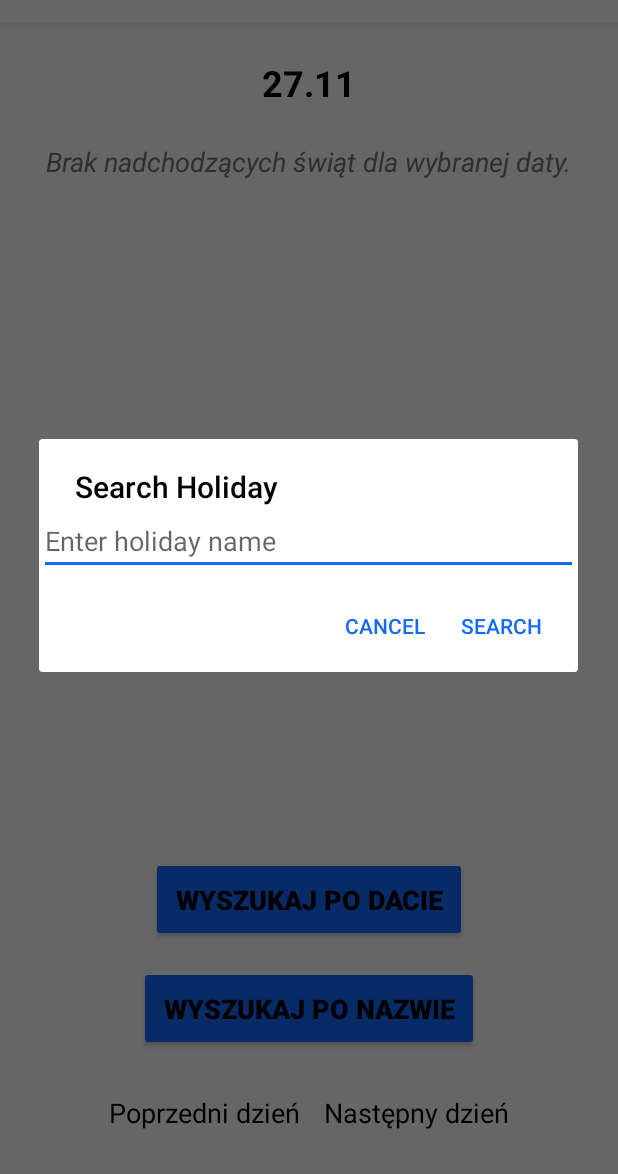
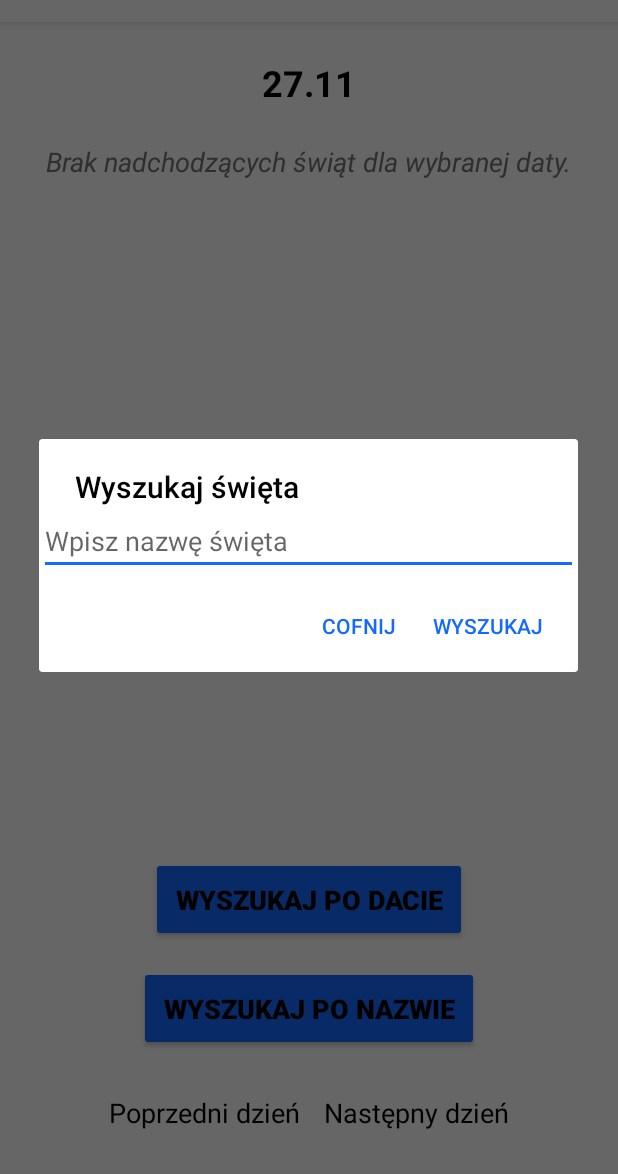
Before and after one commit to wenek/Kalendarz, an Android app: the screen it shows after launch once a user with an empty profile is signed in (CalendarActivity), after a tap on "WYSZUKAJ PO NAZWIE", on a phone screen of 412 x 824 dp, the part 62-1236 px from its top. Run offline under Robolectric (Android 15) with nearby library versions, the phone set to English and light mode, and no system bars; our stand-ins replace Firebase (no records; nobody signed in at launch, a user with empty details on screens opened directly); 2 statements that could not run were skipped.

Commit message:
dodatkowe zmiany v2

```diff
--- a/app/src/main/java/com/example/kalendarzsemi/CalendarActivity.kt
+++ b/app/src/main/java/com/example/kalendarzsemi/CalendarActivity.kt
@@ -21,11 +21,22 @@ import java.util.*
 class CalendarActivity : AppCompatActivity() {
 
     private lateinit var currentDate: Calendar
-    private lateinit var binding: ActivityCalendarBinding // Inicjalizacja zmiennej do ViewBinding
+    private lateinit var binding: ActivityCalendarBinding
 
+    // 1. Inicjalizacja i ustawienia aplikacji
     override fun onCreate(savedInstanceState: Bundle?) {
+        loadTheme()
+        super.onCreate(savedInstanceState)
+        binding = ActivityCalendarBinding.inflate(layoutInflater)
+        setContentView(binding.root)
 
-        // Wczytanie preferencji motywu
+        setupToolbar()
+        currentDate = Calendar.getInstance()
+        updateCalendar()
+        setupButtonListeners()
+    }
+
+    private fun loadTheme() {
         val sharedPreferences = PreferenceManager.getDefaultSharedPreferences(this)
         val themePreference = sharedPreferences.getString("theme_preference", "light")
         when (themePreference) {
@@ -33,43 +44,26 @@ class CalendarActivity : AppCompatActivity() {
             "dark" -> setTheme(R.style.Theme_KalendarzSemi_Dark)
             "vibrant" -> setTheme(R.style.Theme_KalendarzSemi_Vibrant)
         }
-
-        super.onCreate(savedInstanceState)
-        binding = ActivityCalendarBinding.inflate(layoutInflater) // Tworzenie obiektu ViewBinding
-        setContentView(binding.root) // Ustawienie widoku
-
-        // Konfiguracja Toolbar
-        val toolbar = binding.toolbar // Zamiast findViewById, korzystamy z viewBinding
-        setSupportActionBar(toolbar)
-
-        currentDate = Calendar.getInstance()
-        updateCalendar()
-
-        // Obsługa przycisków do zmiany daty
-        binding.btnPreviousDay.setOnClickListener { // Zamiast findViewById
-            changeDay(-1)
-        }
-
-        binding.btnNextDay.setOnClickListener { // Zamiast findViewById
-            changeDay(1)
-        }
-
-        binding.btnSearchDate.setOnClickListener {
-            openDatePicker()
-        }
-
-        binding.btnSearchByName.setOnClickListener {
-            showSearchByNameDialog()
-        }
     }
 
-    // Nadmuchanie menu z pliku XML (main_menu.xml)
+    private fun setupToolbar() {
+        val toolbar = binding.toolbar
+        setSupportActionBar(toolbar)
+    }
+
+    private fun setupButtonListeners() {
+        binding.btnPreviousDay.setOnClickListener { changeDay(-1) }
+        binding.btnNextDay.setOnClickListener { changeDay(1) }
+        binding.btnSearchDate.setOnClickListener { openDatePicker() }
+        binding.btnSearchByName.setOnClickListener { showSearchByNameDialog() }
+    }
+
+    // 2. Obsługa menu
     override fun onCreateOptionsMenu(menu: Menu?): Boolean {
         menuInflater.inflate(R.menu.main_menu, menu)
         return true
     }
 
-    // Obsługa kliknięć elementów menu
     override fun onOptionsItemSelected(item: MenuItem): Boolean {
         return when (item.itemId) {
             R.id.home -> {
@@ -97,7 +91,7 @@ class CalendarActivity : AppCompatActivity() {
                 true
             }
             R.id.exit -> {
-                finish() // Obsługa kliknięcia "Exit"
+                finish()
                 true
             }
             R.id.logout -> {
@@ -113,13 +107,12 @@ class CalendarActivity : AppCompatActivity() {
         }
     }
 
-    // Funkcja otwierająca dialog do wyboru daty
+    // 3. Obsługa zdarzeń użytkownika
     private fun openDatePicker() {
         val calendar = Calendar.getInstance()
         val datePickerDialog = DatePickerDialog(
             this,
             { _, year, month, dayOfMonth ->
-                // Zaktualizuj kalendarz po wybraniu daty
                 val selectedDate = Calendar.getInstance()
                 selectedDate.set(year, month, dayOfMonth)
                 currentDate = selectedDate
@@ -129,31 +122,24 @@ class CalendarActivity : AppCompatActivity() {
             calendar.get(Calendar.MONTH),
             calendar.get(Calendar.DAY_OF_MONTH)
         )
-
         datePickerDialog.show()
     }
 
-    // Funkcja do zmiany dnia
     private fun changeDay(amount: Int) {
         currentDate.add(Calendar.DAY_OF_YEAR, amount)
         updateCalendar()
     }
 
     private fun updateCalendar() {
-        val dateFormat = SimpleDateFormat("dd.MM", Locale.getDefault()) // Zmiana formatu na "dd.MM"
+        val dateFormat = SimpleDateFormat("dd.MM", Locale.getDefault())
         val formattedDate = dateFormat.format(currentDate.time)
-
-        // Update date view
         binding.tvDate.text = formattedDate
-
-        // Clear previous holiday views
         binding.holidaysContainer.removeAllViews()
 
-        // Load holidays for the selected date (now without year)
         val holidays = loadHolidaysForDate(formattedDate)
         holidays.forEach { holiday ->
             val holidayTextView = TextView(this).apply {
-                text = holiday.first // Holiday name
+                text = holiday.first
                 textSize = 20f
                 setPadding(0, 16, 0, 16)
                 setOnClickListener {
@@ -167,28 +153,20 @@ class CalendarActivity : AppCompatActivity() {
             binding.holidaysContainer.addView(holidayTextView)
         }
 
-        // Calculate days until the first holiday if it exists
         if (holidays.isNotEmpty()) {
-            calculateDaysUntilHoliday(holidays[0].third) // third is the holiday date
+            calculateDaysUntilHoliday(holidays[0].third)
         } else {
             binding.tvDaysUntilHoliday.text = getString(R.string.no_upcoming_holidays)
         }
     }
 
+    // 4. Obsługa świąt
     private fun calculateDaysUntilHoliday(holidayDateString: String) {
         try {
-            // Dodanie aktualnego roku do daty święta
             val currentYear = Calendar.getInstance().get(Calendar.YEAR)
             val fullHolidayDateString = "$holidayDateString.$currentYear"
-
-            val dateFormat = SimpleDateFormat("dd.MM.yyyy", Locale.getDefault()) // Zmiana formatu na "dd.MM.yyyy"
+            val dateFormat = SimpleDateFormat("dd.MM.yyyy", Locale.getDefault())
             val holidayDate = dateFormat.parse(fullHolidayDateString)
-            if (holidayDate == null) {
-                binding.tvDaysUntilHoliday.text = getString(R.string.error_calculating_days)
-                return
-            }
-
-            // Obecna data (bez godzin, minut, sekund)
             val today = Calendar.getInstance().apply {
                 set(Calendar.HOUR_OF_DAY, 0)
                 set(Calendar.MINUTE, 0)
@@ -196,32 +174,16 @@ class CalendarActivity : AppCompatActivity() {
                 set(Calendar.MILLISECOND, 0)
             }
 
-            // Data święta (bez godzin, minut, sekund)
-            val holidayCalendar = Calendar.getInstance().apply {
-                time = holidayDate
-                set(Calendar.HOUR_OF_DAY, 0)
-                set(Calendar.MINUTE, 0)
-                set(Calendar.SECOND, 0)
-                set(Calendar.MILLISECOND, 0)
+            val daysDifference = ((holidayDate!!.time - today.timeInMillis) / (1000 * 60 * 60 * 24)).toInt()
+            binding.tvDaysUntilHoliday.text = when {
+                daysDifference > 0 -> getString(R.string.days_until_holiday, daysDifference)
+                daysDifference == 0 -> getString(R.string.holiday_today)
+                else -> getString(R.string.holiday_passed)
             }
-
-            // Różnica w dniach, dzielona przez liczbę milisekund w jednej dobie
-            val daysDifference = ((holidayCalendar.timeInMillis - today.timeInMillis) / (1000 * 60 * 60 * 24)).toInt()
-
-            // Wyświetlanie wyniku
-            if (daysDifference > 0) {
-                binding.tvDaysUntilHoliday.text = getString(R.string.days_until_holiday, daysDifference)
-            } else if (daysDifference == 0) {
-                binding.tvDaysUntilHoliday.text = getString(R.string.holiday_today)
-            } else {
-                binding.tvDaysUntilHoliday.text = getString(R.string.holiday_passed)
-            }
-
         } catch (e: Exception) {
             binding.tvDaysUntilHoliday.text = getString(R.string.error_calculating_days)
         }
     }
-
 
     private fun showSearchByNameDialog() {
         val input = EditText(this)
@@ -262,14 +224,12 @@ class CalendarActivity : AppCompatActivity() {
         }
 
         if (holidayFound != null) {
-            // Jeśli znaleziono, przejście do HolidayDetailActivity
             val intent = Intent(this, HolidayDetailActivity::class.java)
             intent.putExtra("holiday_name", holidayFound!!.first)
             intent.putExtra("holiday_description", holidayFound!!.second)
             intent.putExtra("holiday_date", holidayFound!!.third)
             startActivity(intent)
         } else {
-            // Jeśli nie znaleziono, wyświetlenie komunikatu
             AlertDialog.Builder(this)
                 .setTitle(getString(R.string.holiday_not_found))
                 .setMessage(getString(R.string.no_holiday_named, name))
@@ -280,12 +240,8 @@ class CalendarActivity : AppCompatActivity() {
 
     private fun loadHolidaysForDate(date: String): List<Triple<String, String, String>> {
         val holidaysList = mutableListOf<Triple<String, String, String>>()
-
-        // Load JSON file from resources
         val jsonString = loadJsonFromRaw(R.raw.holidays)
         val jsonObject = JSONObject(jsonString)
-
-        // Retrieve holidays for the given date (now using only "dd.MM")
         val holidaysForDay = jsonObject.optJSONArray(date)
         holidaysForDay?.let {
             for (i in 0 until it.length()) {
@@ -296,12 +252,10 @@ class CalendarActivity : AppCompatActivity() {
         return holidaysList
     }
 
-
-    // Funkcja do ładowania pliku JSON z zasobów raw
+    // 5. Funkcje narzędziowe
     private fun loadJsonFromRaw(resourceId: Int): String {
         val inputStream = resources.openRawResource(resourceId)
         val reader = BufferedReader(InputStreamReader(inputStream))
         return reader.use { it.readText() }
     }
-
 }
--- a/app/src/main/java/com/example/kalendarzsemi/FavoritesAdapter.kt
+++ b/app/src/main/java/com/example/kalendarzsemi/FavoritesAdapter.kt
@@ -18,7 +18,7 @@ class FavoritesAdapter
         val holiday = favoriteHolidays[position]
         holder.nameTextView.text = holiday.name
         holder.descriptionTextView.text = holiday.description
-        holder.dateTextView.text = holiday.date // Set the holiday date here
+        holder.dateTextView.text = holiday.date
     }
 
     override fun getItemCount() = favoriteHolidays.size
@@ -26,6 +26,6 @@ class FavoritesAdapter
     class ViewHolder(itemView: View) : RecyclerView.ViewHolder(itemView) {
         val nameTextView: TextView = itemView.findViewById(R.id.textViewHolidayName)
         val descriptionTextView: TextView = itemView.findViewById(R.id.textViewHolidayDescription)
-        val dateTextView: TextView = itemView.findViewById(R.id.textViewHolidayDate) // New date TextView
+        val dateTextView: TextView = itemView.findViewById(R.id.textViewHolidayDate)
     }
 }
--- a/app/src/main/res/layout/activity_calendar.xml
+++ b/app/src/main/res/layout/activity_calendar.xml
@@ -65,7 +65,8 @@
             android:layout_marginStart="16dp"
             android:layout_marginEnd="16dp"
             android:padding="8dp"
-            android:gravity="center" />
+            android:gravity="center"
+            android:textColor="?android:attr/textColorPrimary"/>
     </ScrollView>
 
     <Button
--- a/app/src/main/res/layout/item_favorite.xml
+++ b/app/src/main/res/layout/item_favorite.xml
@@ -3,7 +3,6 @@
     android:layout_height="wrap_content"
     android:padding="8dp">
 
-    <!-- Data święta -->
     <TextView
         android:id="@+id/textViewHolidayDate"
         android:layout_width="wrap_content"
@@ -12,7 +11,6 @@
         android:paddingTop="4dp"
         android:layout_alignParentStart="true"/>
 
-    <!-- Nazwa święta (po lewej stronie) -->
     <TextView
         android:id="@+id/textViewHolidayName"
         android:layout_width="wrap_content"
@@ -23,7 +21,6 @@
         android:layout_alignParentStart="true"
         android:layout_marginTop="4dp"/>
 
-    <!-- Opis święta -->
     <TextView
         android:id="@+id/textViewHolidayDescription"
         android:layout_width="wrap_content"
--- a/app/src/main/res/values/strings.xml
+++ b/app/src/main/res/values/strings.xml
@@ -66,13 +66,13 @@
     <string name="no_upcoming_holidays">Brak nadchodzących świąt dla wybranej daty.</string>
     <string name="error_calculating_days">Błąd podczas obliczania dni do święta.</string>
     <string name="search_name">Wyszukaj po nazwie</string>
-    <string name="search_by_name">Search by Name</string>
-    <string name="enter_holiday_name">Enter holiday name</string>
-    <string name="search_holiday">Search Holiday</string>
-    <string name="holiday_not_found">Holiday Not Found</string>
-    <string name="no_holiday_named">No holiday named "%1$s" exists.</string>
-    <string name="search">Search</string>
-    <string name="cancel">Cancel</string>
+    <string name="search_by_name">Wyszukaj po nazwie</string>
+    <string name="enter_holiday_name">Wpisz nazwę święta</string>
+    <string name="search_holiday">Wyszukaj święta</string>
+    <string name="holiday_not_found">Nie znaleziono święta</string>
+    <string name="no_holiday_named">Nie istnieje święto o nazwie "%1$s".</string>
+    <string name="search">Wyszukaj</string>
+    <string name="cancel">Cofnij</string>
     <string name="ok">OK</string>
     <string name="set_reminder">Ustaw przypomnienie</string>
     <string name="profile_info_placeholder">Informacje o koncie</string>
```
Also changed, not shown: app/src/main/java/com/example/kalendarzsemi/AboutActivity.kt (+2 -13 lines), app/src/main/java/com/example/kalendarzsemi/ActivityFavorites.kt (+3 -13 lines), app/src/main/java/com/example/kalendarzsemi/HolidayDetailActivity.kt (+3 -24 lines), app/src/main/java/com/example/kalendarzsemi/ProfileActivity.kt (+3 -33 lines), app/src/main/java/com/example/kalendarzsemi/RegisterActivity.kt (+4 -18 lines), app/src/main/java/com/example/kalendarzsemi/ResetPasswordActivity.kt (+0 -7 lines), app/src/main/java/com/example/kalendarzsemi/SettingsActivity.kt (+4 -16 lines), app/src/main/res/layout/activity_settings.xml (+5 -9 lines).
